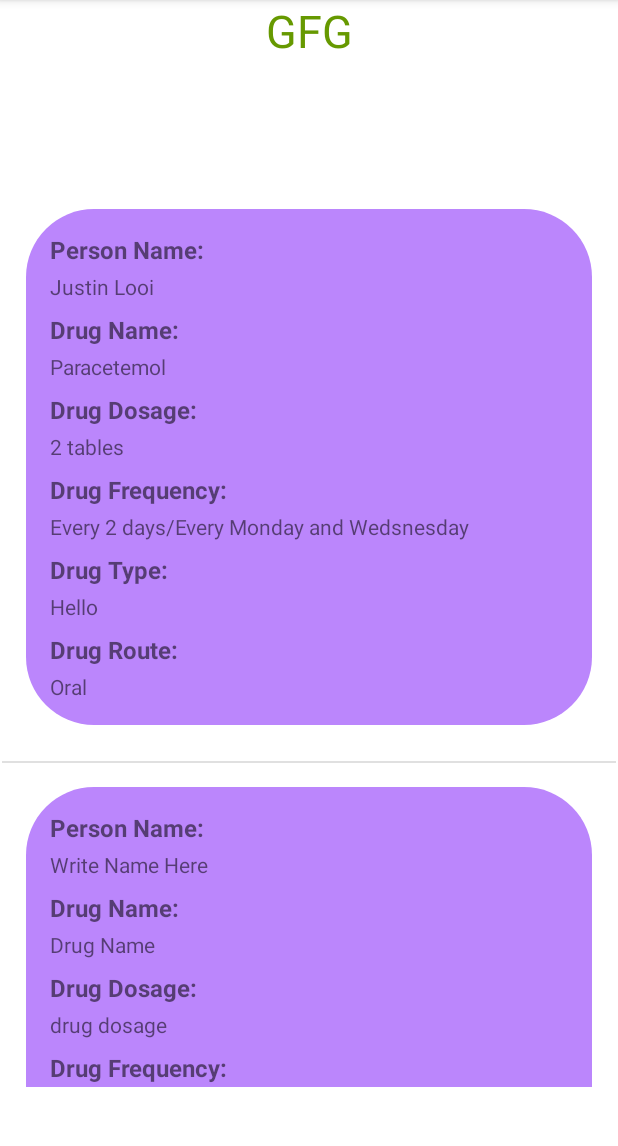
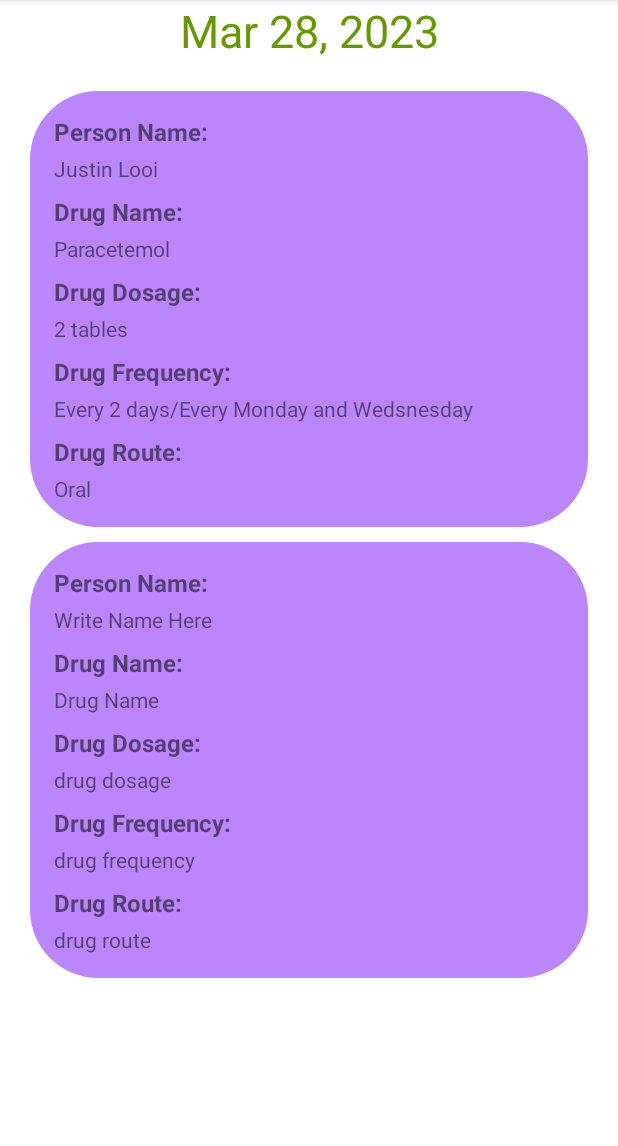
Before and after one commit to Just111n/medicine_note_draft1, an Android app: the screen it shows after launch (MainActivity), in the options menu, after a tap on "Dummy note", on a phone screen of 412 x 824 dp, the part 84-1230 px from its top. Run offline under Robolectric (Android 15) with nearby library versions, the phone set to English and light mode, and no system bars.

Commit message:
add date, remove comments and code cleanup

```diff
--- a/app/src/main/java/com/example/notes_app_draft1/MainActivity.java
+++ b/app/src/main/java/com/example/notes_app_draft1/MainActivity.java
@@ -13,19 +13,25 @@ import android.view.View;
 import android.widget.AdapterView;
 import android.widget.ArrayAdapter;
 import android.widget.ListView;
+import android.widget.TextView;
+
 import androidx.annotation.NonNull;
 import androidx.appcompat.app.AlertDialog;
 import androidx.appcompat.app.AppCompatActivity;
+
+import java.text.DateFormat;
 import java.util.ArrayList;
+import java.util.Date;
 import java.util.HashSet;
 
 public class MainActivity extends AppCompatActivity {
 
-    static ArrayList<String> notes2 = new ArrayList<>();
     static ArrayList<Note> notes = new ArrayList<>();
-    static ArrayAdapter arrayAdapter;
+    static String todayDate = DateFormat.getDateInstance().format(new Date());
+    static NoteAdapter noteAdapter;
 
-    static NoteAdapter noteAdapter;
+    private ListView listView;
+    private TextView todayDateTextView;
 
 
     // Creating options Menu
@@ -65,7 +71,9 @@ public class MainActivity extends AppCompatActivity {
         setContentView(R.layout.activity_main);
 
         // ListView is accessed
-        ListView listView = findViewById(R.id.listView);
+        listView = findViewById(R.id.listView);
+        todayDateTextView = findViewById(R.id.today_date_text_view);
+        todayDateTextView.setText(todayDate);
 
 
         // Store in phone local memory
@@ -92,7 +100,7 @@ public class MainActivity extends AppCompatActivity {
 
 
         // Using custom listView Provided by Android Studio
-//        arrayAdapter = new ArrayAdapter(this, android.R.layout.simple_expandable_list_item_1, notes2);
+
         noteAdapter = new NoteAdapter(this,notes);
 
 
@@ -127,9 +135,9 @@ public class MainActivity extends AppCompatActivity {
                             @Override
                             public void onClick(DialogInterface dialogInterface, int i) {
                                 // TODO 2. CHANGE NOTES (DELETE)
-//                                notes2.remove(itemToDelete);
+
                                 notes.remove(itemToDelete);
-//                                arrayAdapter.notifyDataSetChanged();
+
                                 noteAdapter.notifyDataSetChanged();
                                 // store data in local storage
 //                                SharedPreferences sharedPreferences = getApplicationContext().getSharedPreferences("com.example.notes", Context.MODE_PRIVATE);
--- a/app/src/main/java/com/example/notes_app_draft1/NoteEditorActivity.java
+++ b/app/src/main/java/com/example/notes_app_draft1/NoteEditorActivity.java
@@ -15,8 +15,6 @@ import java.util.HashSet;
 
 public class NoteEditorActivity extends AppCompatActivity {
     int noteId;
-    EditText editTextNoteTitle;
-    EditText editTextNoteBody;
 
     EditText person_name_edit_text;
     EditText drug_name_edit_text;
@@ -25,15 +23,12 @@ public class NoteEditorActivity extends AppCompatActivity {
     EditText drug_route_edit_text;
 
 
-
-
     @Override
     protected void onCreate(Bundle savedInstanceState) {
         super.onCreate(savedInstanceState);
         setContentView(R.layout.activity_note_editor);
 
-//        editTextNoteTitle = findViewById(R.id.editTextNoteTitle);
-//        editTextNoteBody = findViewById(R.id.editTextNoteBody);
+
         person_name_edit_text = findViewById(R.id.person_name_edit_text);
         drug_name_edit_text = findViewById(R.id.drug_name_edit_text);
         drug_dosage_edit_text = findViewById(R.id.drug_dosage_edit_text);
@@ -48,10 +43,6 @@ public class NoteEditorActivity extends AppCompatActivity {
 
         // TODO 3. CHANGE NOTES (CREATE)
         if (noteId != -1) {
-//            editText.setText(MainActivity.notes2.get(noteId));
-
-//            editTextNoteTitle.setText(MainActivity.notes.get(noteId).getTitle());
-//            editTextNoteBody.setText(MainActivity.notes.get(noteId).getBody());
 
             person_name_edit_text.setText(MainActivity.notes.get(noteId).getPersonName());
             drug_name_edit_text.setText(MainActivity.notes.get(noteId).getDrugName());
@@ -62,15 +53,10 @@ public class NoteEditorActivity extends AppCompatActivity {
 
         } else {
 
-//            MainActivity.notes2.add("");
-//            noteId = MainActivity.notes2.size() - 1;
-//            MainActivity.arrayAdapter.notifyDataSetChanged();
-
             MainActivity.notes.add(new Note("Write Name Here","Drug Name",
                     "drug dosage","drug frequency","drug route"));
             noteId = MainActivity.notes.size() -1;
             MainActivity.noteAdapter.notifyDataSetChanged();
-
         }
 
         person_name_edit_text.addTextChangedListener(new TextWatcher() {
@@ -82,8 +68,7 @@ public class NoteEditorActivity extends AppCompatActivity {
             @Override
             public void onTextChanged(CharSequence charSequence, int i, int i1, int i2) {
                 // TODO 4. CHANGE NOTES (UPDATE)
-//                MainActivity.notes2.set(noteId, String.valueOf(charSequence));
-//                MainActivity.arrayAdapter.notifyDataSetChanged();
+
 
                 Note noteUpdated = MainActivity.notes.get(noteId);
                 noteUpdated.setPersonName(String.valueOf(charSequence));
@@ -112,8 +97,6 @@ public class NoteEditorActivity extends AppCompatActivity {
             @Override
             public void onTextChanged(CharSequence charSequence, int i, int i1, int i2) {
                 // TODO 4. CHANGE NOTES (UPDATE)
-//                MainActivity.notes2.set(noteId, String.valueOf(charSequence));
-//                MainActivity.arrayAdapter.notifyDataSetChanged();
 
                 Note noteUpdated = MainActivity.notes.get(noteId);
                 noteUpdated.setDrugName(String.valueOf(charSequence));
@@ -142,8 +125,6 @@ public class NoteEditorActivity extends AppCompatActivity {
             @Override
             public void onTextChanged(CharSequence charSequence, int i, int i1, int i2) {
                 // TODO 4. CHANGE NOTES (UPDATE)
-//                MainActivity.notes2.set(noteId, String.valueOf(charSequence));
-//                MainActivity.arrayAdapter.notifyDataSetChanged();
 
                 Note noteUpdated = MainActivity.notes.get(noteId);
                 noteUpdated.setDrugDosage(String.valueOf(charSequence));
@@ -202,8 +183,7 @@ public class NoteEditorActivity extends AppCompatActivity {
             @Override
             public void onTextChanged(CharSequence charSequence, int i, int i1, int i2) {
                 // TODO 4. CHANGE NOTES (UPDATE)
-//                MainActivity.notes2.set(noteId, String.valueOf(charSequence));
-//                MainActivity.arrayAdapter.notifyDataSetChanged();
+
 
                 Note noteUpdated = MainActivity.notes.get(noteId);
                 noteUpdated.setDrugRoute(String.valueOf(charSequence));
--- /dev/null
+++ b/app/src/main/res/drawable/ic_add.xml
@@ -0,0 +1,5 @@
+<vector android:height="24dp" android:tint="#F5F5F5"
+    android:viewportHeight="24" android:viewportWidth="24"
+    android:width="24dp" xmlns:android="http://schemas.android.com/apk/res/android">
+    <path android:fillColor="@android:color/white" android:pathData="M19,13h-6v6h-2v-6H5v-2h6V5h2v6h6v2z"/>
+</vector>
--- a/app/src/main/res/drawable/rounded_corners.xml
+++ b/app/src/main/res/drawable/rounded_corners.xml
@@ -1,5 +1,6 @@
 <shape xmlns:android="http://schemas.android.com/apk/res/android"
-    android:shape="rectangle">
+    android:shape="rectangle"
+    >
     <corners android:radius="45dp"/>
 
     <solid android:color="@color/purple_200"/>
--- a/app/src/main/res/layout/activity_main.xml
+++ b/app/src/main/res/layout/activity_main.xml
@@ -1,35 +1,31 @@
 <?xml version="1.0" encoding="utf-8"?>
-<androidx.constraintlayout.widget.ConstraintLayout
+<LinearLayout
     xmlns:android="http://schemas.android.com/apk/res/android"
     xmlns:app="http://schemas.android.com/apk/res-auto"
     xmlns:tools="http://schemas.android.com/tools"
     android:layout_width="match_parent"
     android:layout_height="match_parent"
-    tools:context=".MainActivity">
+    tools:context=".MainActivity"
+    android:orientation="vertical">
+
+    <!--Adding a TextView -->
+    <TextView
+        android:id="@+id/today_date_text_view"
+        android:layout_width="match_parent"
+        android:layout_height="wrap_content"
+        android:gravity="center_horizontal"
+        android:text="Today's date: "
+        android:textColor="@android:color/holo_green_dark"
+        android:textSize="30sp" />
 
     <!--Adding a ListView -->
     <ListView
         android:id="@+id/listView"
-        android:layout_width="409dp"
-        android:layout_height="601dp"
-        android:layout_marginTop="80dp"
-        app:layout_constraintBottom_toBottomOf="parent"
-        app:layout_constraintEnd_toEndOf="parent"
-        app:layout_constraintStart_toStartOf="parent"
-        app:layout_constraintTop_toTopOf="parent" />
+        android:layout_width="match_parent"
+        android:layout_height="match_parent"
+        android:layout_margin="20dp"
+        android:dividerHeight="10dp"
+        android:divider="@color/design_default_color_background"
+        />
 
-    <!--Adding a TextView -->
-    <TextView
-        android:id="@+id/textView2"
-        android:layout_width="0dp"
-        android:layout_height="0dp"
-        android:gravity="center_horizontal"
-        android:text="GFG"
-        android:textColor="@android:color/holo_green_dark"
-        android:textSize="30sp"
-        app:layout_constraintBottom_toTopOf="@+id/listView"
-        app:layout_constraintEnd_toEndOf="parent"
-        app:layout_constraintStart_toStartOf="parent"
-        app:layout_constraintTop_toTopOf="parent" />
-
-</androidx.constraintlayout.widget.ConstraintLayout>
+</LinearLayout>
--- a/app/src/main/res/layout/note_list_item.xml
+++ b/app/src/main/res/layout/note_list_item.xml
@@ -1,34 +1,10 @@
-<LinearLayout xmlns:android="http://schemas.android.com/apk/res/android"
-    android:orientation="vertical"
-    android:padding="16dp"
-    android:layout_width="match_parent"
-    android:layout_height="wrap_content"
-    >
-
-<!--    <TextView-->
-<!--        android:id="@+id/title_text_view"-->
-<!--        android:textSize="18sp"-->
-<!--        android:textStyle="bold"-->
-<!--        android:layout_width="wrap_content"-->
-<!--        android:layout_height="wrap_content"-->
-<!--        android:text="Title"/>-->
-
-<!--    <TextView-->
-<!--        android:id="@+id/body_text_view"-->
-<!--        android:textSize="16sp"-->
-<!--        android:textStyle="normal"-->
-<!--        android:layout_width="wrap_content"-->
-<!--        android:layout_height="wrap_content"-->
-<!--        android:text="Body"/>-->
-
-
 <LinearLayout xmlns:android="http://schemas.android.com/apk/res/android"
     android:orientation="vertical"
     android:layout_width="match_parent"
     android:layout_height="wrap_content"
     android:padding="16dp"
     android:background="@drawable/rounded_corners"
-        android:layout_marginBottom="8dp">
+    >
     <TextView
         android:id="@+id/person_name_text_view"
         android:layout_width="match_parent"
@@ -54,7 +30,6 @@
         android:textSize="16sp"
         android:layout_marginTop="8dp"
         />
-
     <TextView
         android:id="@+id/drug_name_value_text_view"
         android:layout_width="match_parent"
@@ -73,7 +48,6 @@
         android:textSize="16sp"
         android:layout_marginTop="8dp"
         />
-
     <TextView
         android:id="@+id/drug_dosage_value_text_view"
         android:layout_width="match_parent"
@@ -82,8 +56,6 @@
         android:text="Hello"
         android:textSize="14sp"
         />
-
-
     <TextView
         android:id="@+id/drug_frequency_text_view"
         android:layout_width="match_parent"
@@ -102,24 +74,7 @@
         android:text="Hello"
         android:textSize="14sp"
         />
-        <TextView
-            android:id="@+id/drug_type_text_view"
-            android:layout_width="match_parent"
-            android:layout_height="wrap_content"
-            android:text="Drug Type:"
-            android:textStyle="bold"
-            android:textSize="16sp"
-            android:layout_marginTop="8dp"
-            />
 
-        <TextView
-            android:id="@+id/drug_type_value_text_view"
-            android:layout_width="match_parent"
-            android:layout_height="wrap_content"
-            android:layout_marginTop="4dp"
-            android:text="Hello"
-            android:textSize="14sp"
-            />
     <TextView
         android:id="@+id/drug_route_text_view"
         android:layout_width="match_parent"
@@ -139,4 +94,3 @@
         android:textSize="14sp"
         />
 </LinearLayout>
-</LinearLayout>
```
Also changed, not shown: app/src/main/java/com/example/notes_app_draft1/NoteAdapter.java (+0 -14 lines). Lines whose indentation alone changed are shown as unchanged.
